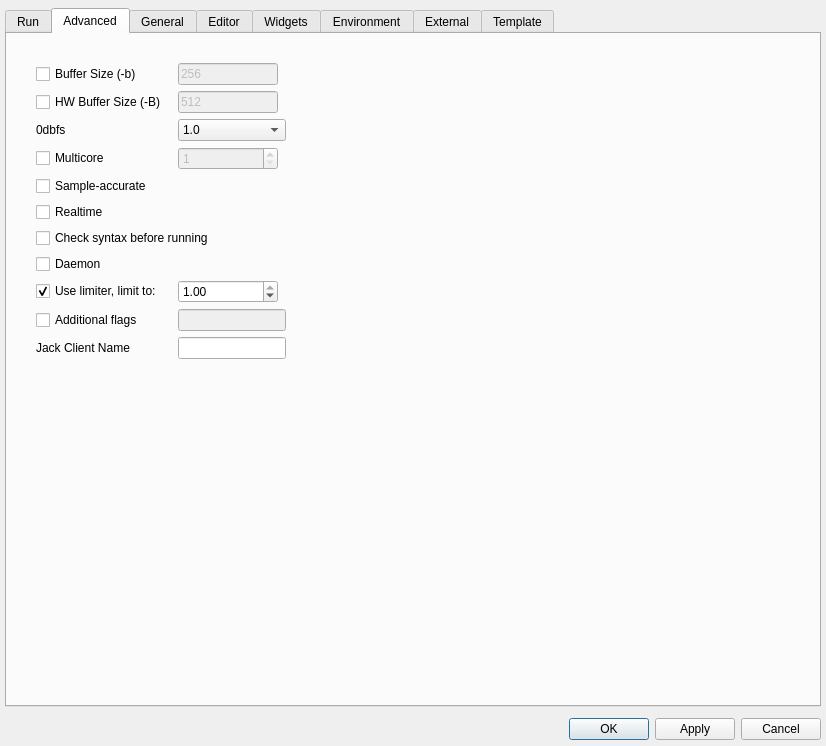
Above: src/configdialog.ui from CsoundQt/CsoundQt before the change. Below: the same form after it.
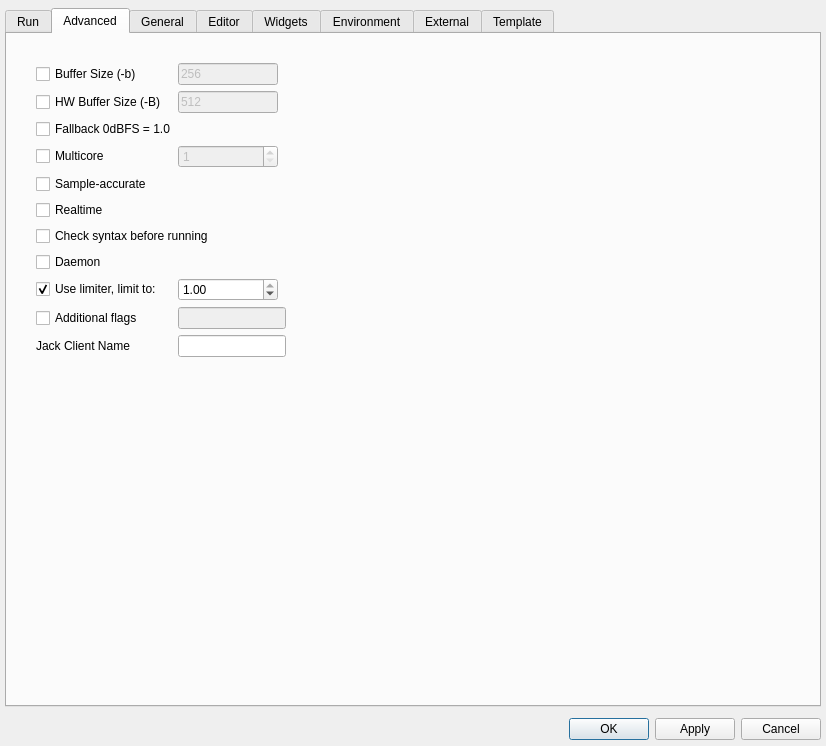
That is the form after the change. The open tabs and pages were chosen to show the change.

Commit message: Replace the 0dbfs combo with a "Fallback 0dBFS = 1.0" checkbox

```diff
--- a/src/configdialog.ui
+++ b/src/configdialog.ui
@@ -1134,39 +1134,16 @@
               </property>
              </widget>
             </item>
-            <item row="4" column="0">
-             <widget class="QLabel" name="dbfsLabel">
+            <item row="4" column="0" colspan="3">
+             <widget class="QCheckBox" name="fallbackDbfsCheckBox">
               <property name="toolTip">
                <string>Set the 0dBFS value passed to Csound as --0dbfs.</string>
               </property>
               <property name="text">
-               <string>0dbfs</string>
+               <string>Fallback 0dBFS = 1.0</string>
               </property>
              </widget>
             </item>
-            <item row="4" column="2">
-             <widget class="QComboBox" name="dbfsComboBox">
-              <property name="maximumSize">
-               <size>
-                <width>140</width>
-                <height>16777215</height>
-               </size>
-              </property>
-              <property name="toolTip">
-               <string>Set the value 0dBFS (decibels relative to full scale).&lt;br/&gt;Legacy versions used 32bit pcm (32768), modern csound should always use 1.0.&lt;br/&gt;Use legacy for older code which relies on this value for amplitudes</string>
-              </property>
-              <item>
-               <property name="text">
-                <string>1.0</string>
-               </property>
-              </item>
-              <item>
-               <property name="text">
-                <string>Legacy</string>
-               </property>
-              </item>
-             </widget>
-            </item>
             <item row="2" column="0">
              <widget class="QCheckBox" name="BufferSizeCheckBox">
               <property name="toolTip">
```
Left out of the diff: 2 changed lines with no effect on the pictures. The commit also changes 4 other files.
